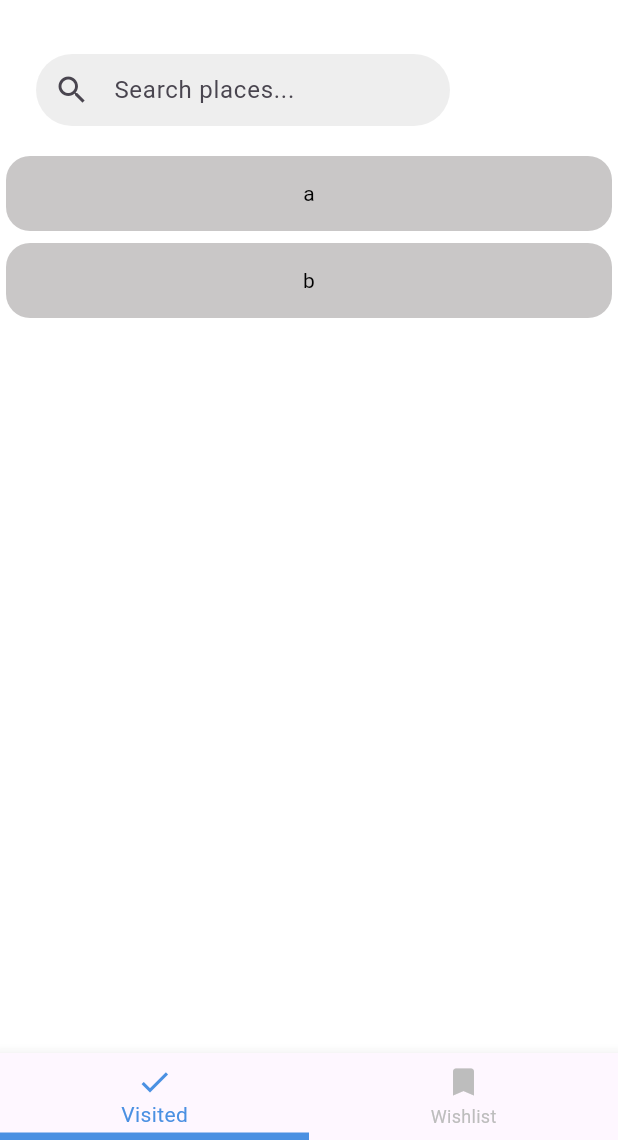
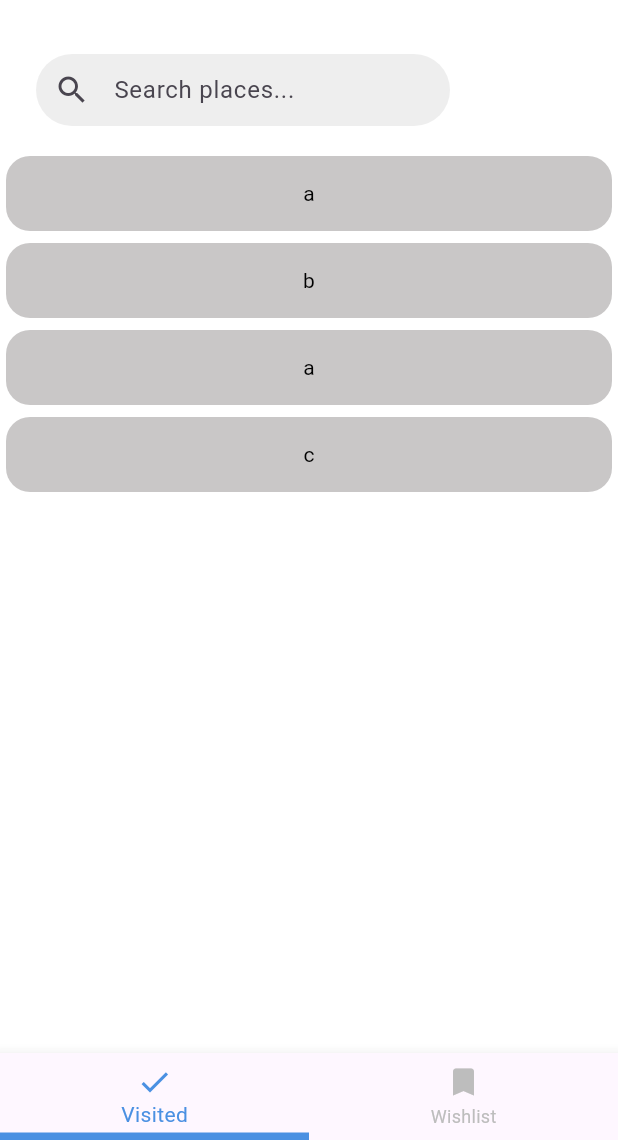
Before and after one commit to LeblancJames/Memora, a Flutter app: the screen it shows after launch, on a phone screen of 412 x 824 dp, the part 96-1236 px from its top. Run offline on Flutter 3.47's test engine with Material 3 defaults, Android fonts, the phone set to English and light mode, and no system bars; drawn by our look-alikes of flutter_slidable.

Commit message:
search bar fix

```diff
--- a/lib/visited_page.dart
+++ b/lib/visited_page.dart
@@ -13,12 +13,12 @@ class _VisitedPageState extends State<VisitedPage> {
   // List<Activity> items = [];
   final TextEditingController searchController = TextEditingController();
   String searchQuery = "";
-  List<String> items = ['a', 'b'];
+  List<String> places = ['a', 'b', 'a', 'c'];
 
   @override
   Widget build(BuildContext context) {
-    final filteredItems =
-        items
+    final filteredPlaces =
+        places
             .where(
               (place) =>
                   place.toLowerCase().contains(searchQuery.toLowerCase()),
@@ -57,7 +57,7 @@ class _VisitedPageState extends State<VisitedPage> {
         ),
         Expanded(
           child: ListView.builder(
-            itemCount: filteredItems.length,
+            itemCount: filteredPlaces.length,
             itemBuilder: (BuildContext context, int index) {
               return Column(
                 children: [
@@ -75,7 +75,7 @@ class _VisitedPageState extends State<VisitedPage> {
                     },
                     child: Slidable(
                       // Specify a key if the Slidable is dismissible.
-                      key: ValueKey(items[index]),
+                      key: ValueKey(filteredPlaces[index]),
                       // The end action pane is the one at the right or the bottom side.
                       endActionPane: ActionPane(
                         motion: const ScrollMotion(),
@@ -105,7 +105,7 @@ class _VisitedPageState extends State<VisitedPage> {
                         margin: EdgeInsets.all(4),
                         child: Center(
                           child: Text(
-                            items[index],
+                            filteredPlaces[index],
                             style: TextStyle(
                               color: const Color.fromARGB(255, 0, 0, 0),
                             ),
```
